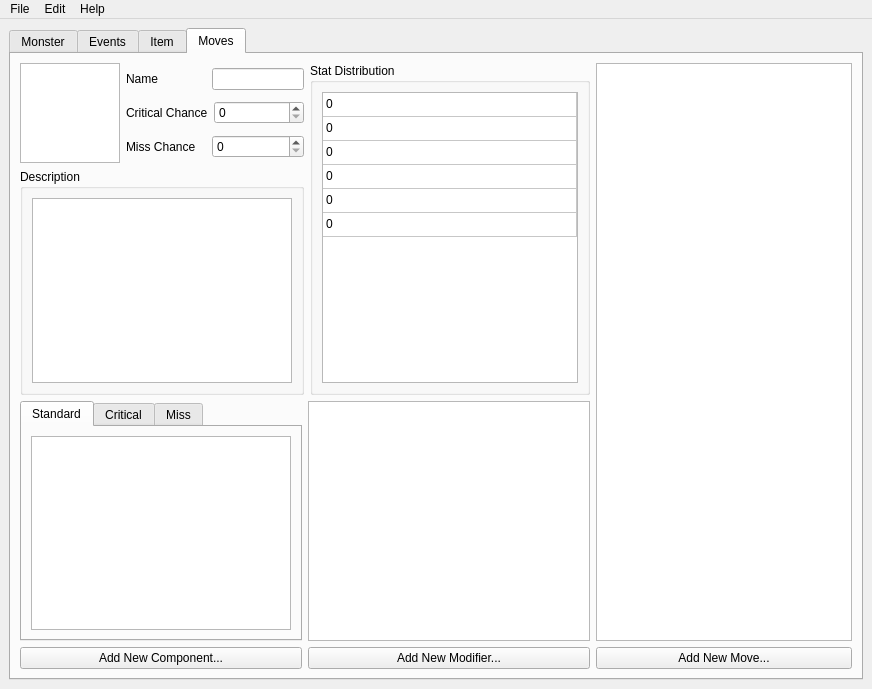
The window that editor/editor.ui (SodaCookie/rpeg) describes before a commit, drawn with Qt 5.
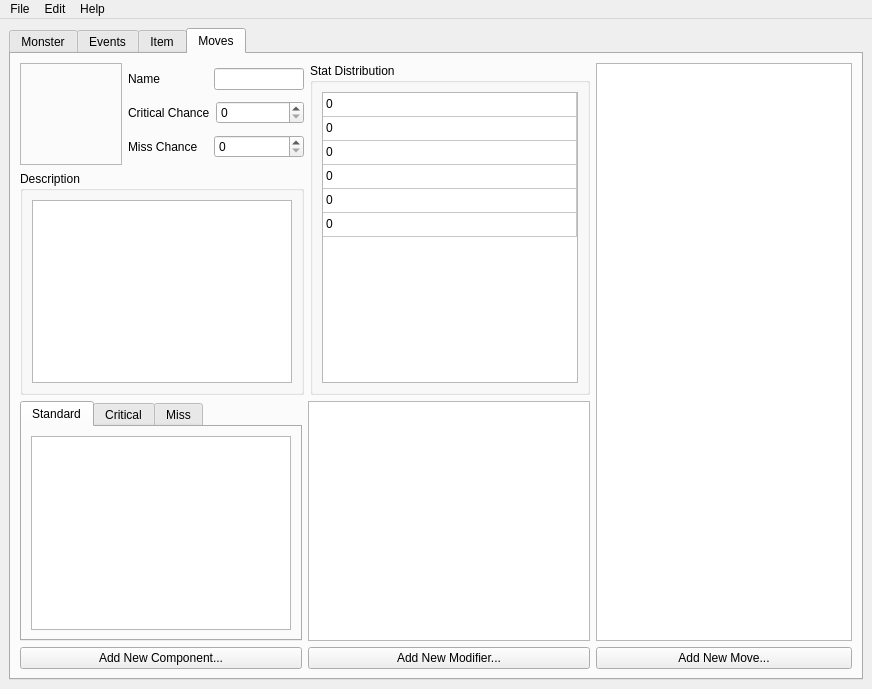
The same window after the commit.

Commit message: Added partial load for moves

```diff
--- a/editor/editor.ui
+++ b/editor/editor.ui
@@ -873,23 +873,59 @@
           <item>
            <layout class="QHBoxLayout" name="horizontalLayout_20" stretch="1,0">
             <item>
-             <layout class="QVBoxLayout" name="verticalLayout_14" stretch="1,0">
+             <layout class="QVBoxLayout" name="verticalLayout_14" stretch="0,0">
               <item>
-               <layout class="QHBoxLayout" name="horizontalLayout_9" stretch="1,0">
+               <layout class="QHBoxLayout" name="horizontalLayout_9" stretch="0,0">
                 <item>
-                 <widget class="QGraphicsView" name="moveIcon">
-                  <property name="sizePolicy">
-                   <sizepolicy hsizetype="Fixed" vsizetype="Fixed">
-                    <horstretch>100</horstretch>
-                    <verstretch>100</verstretch>
-                   </sizepolicy>
+                 <widget class="QFrame" name="frame">
+                  <property name="frameShape">
+                   <enum>QFrame::StyledPanel</enum>
                   </property>
-                  <property name="minimumSize">
-                   <size>
-                    <width>100</width>
-                    <height>100</height>
-                   </size>
+                  <property name="frameShadow">
+                   <enum>QFrame::Sunken</enum>
                   </property>
+                  <property name="lineWidth">
+                   <number>2</number>
+                  </property>
+                  <layout class="QHBoxLayout" name="horizontalLayout_24">
+                   <property name="spacing">
+                    <number>0</number>
+                   </property>
+                   <property name="leftMargin">
+                    <number>0</number>
+                   </property>
+                   <property name="topMargin">
+                    <number>0</number>
+                   </property>
+                   <property name="rightMargin">
+                    <number>0</number>
+                   </property>
+                   <property name="bottomMargin">
+                    <number>0</number>
+                   </property>
+                   <item>
+                    <widget class="QPushButton" name="moveIcon">
+                     <property name="minimumSize">
+                      <size>
+                       <width>100</width>
+                       <height>100</height>
+                      </size>
+                     </property>
+                     <property name="text">
+                      <string/>
+                     </property>
+                     <property name="autoDefault">
+                      <bool>false</bool>
+                     </property>
+                     <property name="default">
+                      <bool>false</bool>
+                     </property>
+                     <property name="flat">
+                      <bool>true</bool>
+                     </property>
+                    </widget>
+                   </item>
+                  </layout>
                  </widget>
                 </item>
                 <item>
@@ -937,24 +973,15 @@
                      </widget>
                     </item>
                     <item>
-                     <widget class="QDoubleSpinBox" name="moveCrit">
+                     <widget class="QSpinBox" name="moveCrit">
                       <property name="sizePolicy">
                        <sizepolicy hsizetype="Expanding" vsizetype="Fixed">
                         <horstretch>0</horstretch>
                         <verstretch>0</verstretch>
                        </sizepolicy>
                       </property>
-                      <property name="decimals">
-                       <number>0</number>
-                      </property>
-                      <property name="minimum">
-                       <double>0.000000000000000</double>
-                      </property>
                       <property name="maximum">
-                       <double>100.000000000000000</double>
-                      </property>
-                      <property name="value">
-                       <double>0.000000000000000</double>
+                       <number>100</number>
                       </property>
                      </widget>
                     </item>
@@ -976,24 +1003,15 @@
                      </widget>
                     </item>
                     <item>
-                     <widget class="QDoubleSpinBox" name="moveMiss">
+                     <widget class="QSpinBox" name="moveMiss">
                       <property name="sizePolicy">
                        <sizepolicy hsizetype="Expanding" vsizetype="Fixed">
                         <horstretch>0</horstretch>
                         <verstretch>0</verstretch>
                        </sizepolicy>
                       </property>
-                      <property name="decimals">
-                       <number>0</number>
-                      </property>
-                      <property name="minimum">
-                       <double>0.000000000000000</double>
-                      </property>
                       <property name="maximum">
-                       <double>100.000000000000000</double>
-                      </property>
-                      <property name="value">
-                       <double>0.000000000000000</double>
+                       <number>100</number>
                       </property>
                      </widget>
                     </item>
@@ -1010,7 +1028,11 @@
                 </property>
                 <layout class="QVBoxLayout" name="verticalLayout_20">
                  <item>
-                  <widget class="QTextEdit" name="moveDesc"/>
+                  <widget class="QTextEdit" name="moveDesc">
+                   <property name="lineWidth">
+                    <number>2</number>
+                   </property>
+                  </widget>
                  </item>
                 </layout>
                </widget>
```
Left out of the diff: 12 changed lines with no effect on the pictures. The commit also changes 2 other files.
